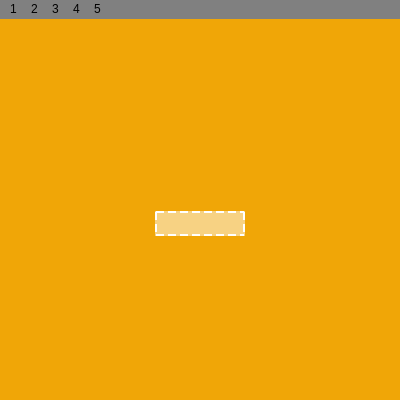
Before: the Qt Designer form university/semester6/oop/laboratoryWork1/mainwindow.ui in codedarlie/oop-discipline, drawn with Qt 5.
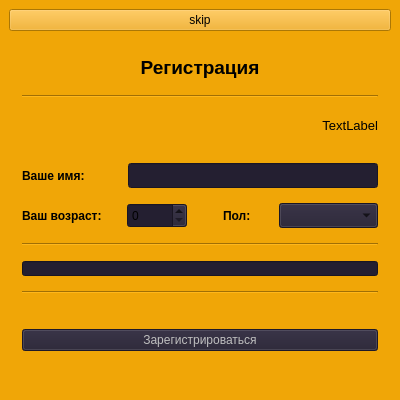
After: the same form once the commit is applied. The open tabs and pages were chosen to show the change.

Commit message: Add Page 2, Page 3, Finding Bugs.

Diff of the .ui file:
```diff
--- a/university/semester6/oop/laboratoryWork1/mainwindow.ui
+++ b/university/semester6/oop/laboratoryWork1/mainwindow.ui
@@ -36,99 +36,649 @@
   </property>
   <widget class="QWidget" name="centralwidget">
    <layout class="QGridLayout" name="gridLayout">
+    <item row="0" column="0">
+     <widget class="QPushButton" name="pushButton_3">
+      <property name="text">
+       <string>skip</string>
+      </property>
+     </widget>
+    </item>
     <item row="1" column="0">
-     <widget class="QWidget" name="widget" native="true">
+     <widget class="QStackedWidget" name="stackedWidget">
       <property name="sizePolicy">
        <sizepolicy hsizetype="Minimum" vsizetype="Minimum">
         <horstretch>0</horstretch>
         <verstretch>0</verstretch>
        </sizepolicy>
       </property>
-      <property name="minimumSize">
-       <size>
-        <width>90</width>
-        <height>25</height>
-       </size>
+      <property name="currentIndex">
+       <number>3</number>
       </property>
-      <property name="maximumSize">
-       <size>
-        <width>90</width>
-        <height>25</height>
-       </size>
-      </property>
-      <property name="baseSize">
-       <size>
-        <width>90</width>
-        <height>25</height>
-       </size>
-      </property>
-      <property name="styleSheet">
-       <string notr="true">border: 2px dashed white;
+      <widget class="QWidget" name="page_0">
+       <layout class="QGridLayout" name="gridLayout_3">
+        <item row="0" column="0">
+         <spacer name="verticalSpacer">
+          <property name="orientation">
+           <enum>Qt::Orientation::Vertical</enum>
+          </property>
+          <property name="sizeType">
+           <enum>QSizePolicy::Policy::Maximum</enum>
+          </property>
+          <property name="sizeHint" stdset="0">
+           <size>
+            <width>20</width>
+            <height>40</height>
+           </size>
+          </property>
+         </spacer>
+        </item>
+        <item row="1" column="0">
+         <widget class="QWidget" name="buttonPlace" native="true">
+          <property name="sizePolicy">
+           <sizepolicy hsizetype="Minimum" vsizetype="Minimum">
+            <horstretch>0</horstretch>
+            <verstretch>0</verstretch>
+           </sizepolicy>
+          </property>
+          <property name="minimumSize">
+           <size>
+            <width>90</width>
+            <height>25</height>
+           </size>
+          </property>
+          <property name="maximumSize">
+           <size>
+            <width>90</width>
+            <height>25</height>
+           </size>
+          </property>
+          <property name="baseSize">
+           <size>
+            <width>90</width>
+            <height>25</height>
+           </size>
+          </property>
+          <property name="styleSheet">
+           <string notr="true">border: 2px dashed white;
 background-color: rgba(255, 255, 255, 127);</string>
-      </property>
+          </property>
+         </widget>
+        </item>
+       </layout>
+      </widget>
+      <widget class="QWidget" name="page_1">
+       <layout class="QGridLayout" name="gridLayout_2">
+        <item row="1" column="0">
+         <widget class="Line" name="line">
+          <property name="orientation">
+           <enum>Qt::Orientation::Horizontal</enum>
+          </property>
+         </widget>
+        </item>
+        <item row="7" column="0">
+         <widget class="Line" name="line_2">
+          <property name="orientation">
+           <enum>Qt::Orientation::Horizontal</enum>
+          </property>
+         </widget>
+        </item>
+        <item row="3" column="0">
+         <spacer name="verticalSpacer_3">
+          <property name="orientation">
+           <enum>Qt::Orientation::Vertical</enum>
+          </property>
+          <property name="sizeType">
+           <enum>QSizePolicy::Policy::Maximum</enum>
+          </property>
+          <property name="sizeHint" stdset="0">
+           <size>
+            <width>20</width>
+            <height>10</height>
+           </size>
+          </property>
+         </spacer>
+        </item>
+        <item row="2" column="0">
+         <layout class="QHBoxLayout" name="horizontalLayout_5">
+          <property name="sizeConstraint">
+           <enum>QLayout::SizeConstraint::SetMinimumSize</enum>
+          </property>
+          <item>
+           <spacer name="horizontalSpacer_2">
+            <property name="orientation">
+             <enum>Qt::Orientation::Horizontal</enum>
+            </property>
+            <property name="sizeType">
+             <enum>QSizePolicy::Policy::Maximum</enum>
+            </property>
+            <property name="sizeHint" stdset="0">
+             <size>
+              <width>300</width>
+              <height>25</height>
+             </size>
+            </property>
+           </spacer>
+          </item>
+          <item>
+           <widget class="QLabel" name="labelHelper">
+            <property name="enabled">
+             <bool>true</bool>
+            </property>
+            <property name="sizePolicy">
+             <sizepolicy hsizetype="Maximum" vsizetype="Maximum">
+              <horstretch>0</horstretch>
+              <verstretch>0</verstretch>
+             </sizepolicy>
+            </property>
+            <property name="maximumSize">
+             <size>
+              <width>16777215</width>
+              <height>25</height>
+             </size>
+            </property>
+            <property name="font">
+             <font>
+              <pointsize>10</pointsize>
+             </font>
+            </property>
+            <property name="text">
+             <string>TextLabel</string>
+            </property>
+            <property name="alignment">
+             <set>Qt::AlignmentFlag::AlignRight|Qt::AlignmentFlag::AlignTrailing|Qt::AlignmentFlag::AlignVCenter</set>
+            </property>
+           </widget>
+          </item>
+         </layout>
+        </item>
+        <item row="9" column="0">
+         <widget class="Line" name="line_3">
+          <property name="orientation">
+           <enum>Qt::Orientation::Horizontal</enum>
+          </property>
+         </widget>
+        </item>
+        <item row="11" column="0">
+         <widget class="QPushButton" name="toRegistratePushButton">
+          <property name="enabled">
+           <bool>false</bool>
+          </property>
+          <property name="styleSheet">
+           <string notr="true">background-color: rgb(36, 31, 49)</string>
+          </property>
+          <property name="text">
+           <string>Зарегистрироваться</string>
+          </property>
+         </widget>
+        </item>
+        <item row="0" column="0">
+         <widget class="QLabel" name="label">
+          <property name="maximumSize">
+           <size>
+            <width>16777215</width>
+            <height>25</height>
+           </size>
+          </property>
+          <property name="font">
+           <font>
+            <pointsize>14</pointsize>
+            <bold>true</bold>
+            <stylestrategy>PreferDefault</stylestrategy>
+           </font>
+          </property>
+          <property name="layoutDirection">
+           <enum>Qt::LayoutDirection::LeftToRight</enum>
+          </property>
+          <property name="text">
+           <string>Регистрация</string>
+          </property>
+          <property name="alignment">
+           <set>Qt::AlignmentFlag::AlignCenter</set>
+          </property>
+          <property name="wordWrap">
+           <bool>false</bool>
+          </property>
+         </widget>
+        </item>
+        <item row="4" column="0">
+         <layout class="QHBoxLayout" name="horizontalLayout_2">
+          <item>
+           <widget class="QLabel" name="label_2">
+            <property name="sizePolicy">
+             <sizepolicy hsizetype="Maximum" vsizetype="Maximum">
+              <horstretch>0</horstretch>
+              <verstretch>0</verstretch>
+             </sizepolicy>
+            </property>
+            <property name="maximumSize">
+             <size>
+              <width>100</width>
+              <height>25</height>
+             </size>
+            </property>
+            <property name="font">
+             <font>
+              <bold>true</bold>
+             </font>
+            </property>
+            <property name="text">
+             <string>Ваше имя:</string>
+            </property>
+           </widget>
+          </item>
+          <item>
+           <widget class="QLineEdit" name="nameLineEdit">
+            <property name="sizePolicy">
+             <sizepolicy hsizetype="Maximum" vsizetype="Maximum">
+              <horstretch>0</horstretch>
+              <verstretch>0</verstretch>
+             </sizepolicy>
+            </property>
+            <property name="maximumSize">
+             <size>
+              <width>500</width>
+              <height>25</height>
+             </size>
+            </property>
+            <property name="styleSheet">
+             <string notr="true">background-color: rgb(36, 31, 49)</string>
+            </property>
+           </widget>
+          </item>
+         </layout>
+        </item>
+        <item row="8" column="0">
+         <widget class="QProgressBar" name="registrationProgressBar">
+          <property name="sizePolicy">
+           <sizepolicy hsizetype="Preferred" vsizetype="Maximum">
+            <horstretch>0</horstretch>
+            <verstretch>0</verstretch>
+           </sizepolicy>
+          </property>
+          <property name="maximumSize">
+           <size>
+            <width>16777215</width>
+            <height>15</height>
+           </size>
+          </property>
+          <property name="styleSheet">
+           <string notr="true">background-color: rgb(36, 31, 49)</string>
+          </property>
+          <property name="maximum">
+           <number>3</number>
+          </property>
+          <property name="value">
+           <number>0</number>
+          </property>
+          <property name="textVisible">
+           <bool>false</bool>
+          </property>
+          <property name="invertedAppearance">
+           <bool>false</bool>
+          </property>
+         </widget>
+        </item>
+        <item row="6" column="0">
+         <layout class="QHBoxLayout" name="horizontalLayout_3">
+          <item>
+           <widget class="QLabel" name="label_3">
+            <property name="sizePolicy">
+             <sizepolicy hsizetype="Maximum" vsizetype="Maximum">
+              <horstretch>0</horstretch>
+              <verstretch>0</verstretch>
+             </sizepolicy>
+            </property>
+            <property name="maximumSize">
+             <size>
+              <width>100</width>
+              <height>25</height>
+             </size>
+            </property>
+            <property name="font">
+             <font>
+              <bold>true</bold>
+             </font>
+            </property>
+            <property name="text">
+             <string>Ваш возраст: </string>
+            </property>
+           </widget>
+          </item>
+          <item>
+           <widget class="QSpinBox" name="ageSpinBox">
+            <property name="sizePolicy">
+             <sizepolicy hsizetype="Maximum" vsizetype="Maximum">
+              <horstretch>0</horstretch>
+              <verstretch>0</verstretch>
+             </sizepolicy>
+            </property>
+            <property name="maximumSize">
+             <size>
+              <width>60</width>
+              <height>25</height>
+             </size>
+            </property>
+            <property name="styleSheet">
+             <string notr="true">background-color: rgb(36, 31, 49)</string>
+            </property>
+           </widget>
+          </item>
+          <item>
+           <spacer name="horizontalSpacer">
+            <property name="orientation">
+             <enum>Qt::Orientation::Horizontal</enum>
+            </property>
+            <property name="sizeType">
+             <enum>QSizePolicy::Policy::Maximum</enum>
+            </property>
+            <property name="sizeHint" stdset="0">
+             <size>
+              <width>30</width>
+              <height>5</height>
+             </size>
+            </property>
+           </spacer>
+          </item>
+          <item>
+           <widget class="QLabel" name="label_4">
+            <property name="sizePolicy">
+             <sizepolicy hsizetype="Maximum" vsizetype="Maximum">
+              <horstretch>0</horstretch>
+              <verstretch>0</verstretch>
+             </sizepolicy>
+            </property>
+            <property name="maximumSize">
+             <size>
+              <width>50</width>
+              <height>25</height>
+             </size>
+            </property>
+            <property name="font">
+             <font>
+              <bold>true</bold>
+             </font>
+            </property>
+            <property name="text">
+             <string>Пол: </string>
+            </property>
+           </widget>
+          </item>
+          <item>
+           <widget class="QComboBox" name="genderComboBox">
+            <property name="sizePolicy">
+             <sizepolicy hsizetype="Maximum" vsizetype="Maximum">
+              <horstretch>0</horstretch>
+              <verstretch>0</verstretch>
+             </sizepolicy>
+            </property>
+            <property name="maximumSize">
+             <size>
+              <width>100</width>
+              <height>25</height>
+             </size>
+            </property>
+            <property name="styleSheet">
+             <string notr="true">background-color: rgb(36, 31, 49)</string>
+            </property>
+            <property name="maxVisibleItems">
+             <number>3</number>
+            </property>
+            <property name="maxCount">
+             <number>3</number>
+            </property>
+           </widget>
+          </item>
+         </layout>
+        </item>
+        <item row="10" column="0">
+         <spacer name="verticalSpacer_2">
+          <property name="orientation">
+           <enum>Qt::Orientation::Vertical</enum>
+          </property>
+          <property name="sizeType">
+           <enum>QSizePolicy::Policy::Maximum</enum>
+          </property>
+          <property name="sizeHint" stdset="0">
+           <size>
+            <width>20</width>
+            <height>20</height>
+           </size>
+          </property>
+         </spacer>
+        </item>
+       </layout>
+      </widget>
+      <widget class="QWidget" name="page_2">
+       <layout class="QGridLayout" name="gridLayout_5">
+        <item row="2" column="0">
+         <spacer name="verticalSpacer_4">
+          <property name="orientation">
+           <enum>Qt::Orientation::Vertical</enum>
+          </property>
+          <property name="sizeType">
+           <enum>QSizePolicy::Policy::Maximum</enum>
+          </property>
+          <property name="sizeHint" stdset="0">
+           <size>
+            <width>20</width>
+            <height>30</height>
+           </size>
+          </property>
+         </spacer>
+        </item>
+        <item row="1" column="0">
+         <widget class="QTextBrowser" name="textBrowser">
+          <property name="sizePolicy">
+           <sizepolicy hsizetype="Maximum" vsizetype="Maximum">
+            <horstretch>0</horstretch>
+            <verstretch>0</verstretch>
+           </sizepolicy>
+          </property>
+          <property name="maximumSize">
+           <size>
+            <width>1000</width>
+            <height>180</height>
+           </size>
+          </property>
+          <property name="styleSheet">
+           <string notr="true">border: none;</string>
+          </property>
+          <property name="html">
+           <string>&lt;!DOCTYPE HTML PUBLIC &quot;-//W3C//DTD HTML 4.0//EN&quot; &quot;http://www.w3.org/TR/REC-html40/strict.dtd&quot;&gt;
+&lt;html&gt;&lt;head&gt;&lt;meta name=&quot;qrichtext&quot; content=&quot;1&quot; /&gt;&lt;meta charset=&quot;utf-8&quot; /&gt;&lt;style type=&quot;text/css&quot;&gt;
+p, li { white-space: pre-wrap; }
+hr { height: 1px; border-width: 0; }
+li.unchecked::marker { content: &quot;\2610&quot;; }
+li.checked::marker { content: &quot;\2612&quot;; }
+&lt;/style&gt;&lt;/head&gt;&lt;body style=&quot; font-family:'Ubuntu Sans'; font-size:11pt; font-weight:400; font-style:normal;&quot;&gt;
+&lt;p align=&quot;center&quot; style=&quot; margin-top:0px; margin-bottom:0px; margin-left:0px; margin-right:0px; -qt-block-indent:0; text-indent:0px;&quot;&gt;&lt;span style=&quot; font-size:16pt; font-weight:700;&quot;&gt;Добро пожаловать, !&lt;/span&gt;&lt;/p&gt;
+&lt;p style=&quot;-qt-paragraph-type:empty; margin-top:0px; margin-bottom:0px; margin-left:0px; margin-right:0px; -qt-block-indent:0; text-indent:0px;&quot;&gt;&lt;br /&gt;&lt;/p&gt;
+&lt;p align=&quot;justify&quot; style=&quot; margin-top:0px; margin-bottom:0px; margin-left:0px; margin-right:0px; -qt-block-indent:0; text-indent:0px;&quot;&gt;Здесь тебе нужно будет проходить испытания, чтобы пройти дальше.&lt;/p&gt;
+&lt;p align=&quot;justify&quot; style=&quot;-qt-paragraph-type:empty; margin-top:0px; margin-bottom:0px; margin-left:0px; margin-right:0px; -qt-block-indent:0; text-indent:0px;&quot;&gt;&lt;br /&gt;&lt;/p&gt;
+&lt;p align=&quot;justify&quot; style=&quot; margin-top:0px; margin-bottom:0px; margin-left:0px; margin-right:0px; -qt-block-indent:0; text-indent:0px;&quot;&gt;А вот и первое испытание: установи корректные дату и время.&lt;/p&gt;&lt;/body&gt;&lt;/html&gt;</string>
+          </property>
+         </widget>
+        </item>
+        <item row="5" column="0">
+         <layout class="QHBoxLayout" name="horizontalLayout_7">
+          <item>
+           <widget class="QLabel" name="label_6">
+            <property name="sizePolicy">
+             <sizepolicy hsizetype="Maximum" vsizetype="Maximum">
+              <horstretch>0</horstretch>
+              <verstretch>0</verstretch>
+             </sizepolicy>
+            </property>
+            <property name="maximumSize">
+             <size>
+              <width>150</width>
+              <height>25</height>
+             </size>
+            </property>
+            <property name="font">
+             <font>
+              <bold>true</bold>
+             </font>
+            </property>
+            <property name="text">
+             <string>Выберите время:</string>
+            </property>
+           </widget>
+          </item>
+          <item>
+           <widget class="QTimeEdit" name="timeEdit">
+            <property name="focusPolicy">
+             <enum>Qt::FocusPolicy::NoFocus</enum>
+            </property>
+            <property name="styleSheet">
+             <string notr="true">background-color: rgb(36, 31, 49)</string>
+            </property>
+            <property name="buttonSymbols">
+             <enum>QAbstractSpinBox::ButtonSymbols::NoButtons</enum>
+            </property>
+            <property name="displayFormat">
+             <string>hh:mm</string>
+            </property>
+           </widget>
+          </item>
+          <item>
+           <widget class="QDial" name="timeDial">
+            <property name="sizePolicy">
+             <sizepolicy hsizetype="Maximum" vsizetype="Maximum">
+              <horstretch>0</horstretch>
+              <verstretch>0</verstretch>
+             </sizepolicy>
+            </property>
+            <property name="maximumSize">
+             <size>
+              <width>30</width>
+              <height>30</height>
+             </size>
+            </property>
+            <property name="styleSheet">
+             <string notr="true">background-color: rgb(36, 31, 49)</string>
+            </property>
+            <property name="maximum">
+             <number>86399</number>
+            </property>
+           </widget>
+          </item>
+         </layout>
+        </item>
+        <item row="3" column="0">
+         <layout class="QHBoxLayout" name="horizontalLayout_6">
+          <item>
+           <widget class="QLabel" name="label_5">
+            <property name="sizePolicy">
+             <sizepolicy hsizetype="Maximum" vsizetype="Maximum">
+              <horstretch>0</horstretch>
+              <verstretch>0</verstretch>
+             </sizepolicy>
+            </property>
+            <property name="maximumSize">
+             <size>
+              <width>150</width>
+              <height>25</height>
+             </size>
+            </property>
+            <property name="font">
+             <font>
+              <bold>true</bold>
+             </font>
+            </property>
+            <property name="text">
+             <string>Выберите дату:</string>
+            </property>
+           </widget>
+          </item>
+          <item>
+           <widget class="QDateEdit" name="dateEdit">
+            <property name="focusPolicy">
+             <enum>Qt::FocusPolicy::NoFocus</enum>
+            </property>
+            <property name="styleSheet">
+             <string notr="true">background-color: rgb(36, 31, 49)</string>
+            </property>
+            <property name="readOnly">
+             <bool>true</bool>
+            </property>
+            <property name="buttonSymbols">
+             <enum>QAbstractSpinBox::ButtonSymbols::NoButtons</enum>
+            </property>
+            <property name="maximumDate">
+             <date>
+              <year>2025</year>
+              <month>12</month>
+              <day>31</day>
+             </date>
+            </property>
+            <property name="minimumDate">
+             <date>
+              <year>2025</year>
+              <month>1</month>
+              <day>1</day>
+             </date>
+            </property>
+            <property name="displayFormat">
+             <string>d/M/yyyy</string>
+            </property>
+           </widget>
+          </item>
+         </layout>
+        </item>
+        <item row="6" column="0">
+         <widget class="QPushButton" name="dateTimePagePushButton">
+          <property name="sizePolicy">
+           <sizepolicy hsizetype="Minimum" vsizetype="Maximum">
+            <horstretch>0</horstretch>
+            <verstretch>0</verstretch>
+           </sizepolicy>
+          </property>
+          <property name="maximumSize">
+           <size>
+            <width>16777215</width>
+            <height>25</height>
+           </size>
+          </property>
+          <property name="styleSheet">
+           <string notr="true">background-color: rgb(36, 31, 49)</string>
+          </property>
+          <property name="text">
+           <string>Проверить</string>
+          </property>
+         </widget>
+        </item>
+        <item row="4" column="0">
+         <widget class="QSlider" name="dateHorizontalSlider">
+          <property name="sizePolicy">
+           <sizepolicy hsizetype="Expanding" vsizetype="Maximum">
+            <horstretch>0</horstretch>
+            <verstretch>0</verstretch>
+           </sizepolicy>
+          </property>
+          <property name="minimum">
+           <number>0</number>
+          </property>
+          <property name="maximum">
+           <number>364</number>
+          </property>
+          <property name="value">
+           <number>0</number>
+          </property>
+          <property name="orientation">
+           <enum>Qt::Orientation::Horizontal</enum>
+          </property>
+         </widget>
+        </item>
+       </layout>
+      </widget>
+      <widget class="QWidget" name="page_3">
+       <layout class="QGridLayout" name="gridLayout_4"/>
+      </widget>
      </widget>
     </item>
-    <item row="0" column="0">
-     <spacer name="verticalSpacer">
-      <property name="orientation">
-       <enum>Qt::Orientation::Vertical</enum>
-      </property>
-      <property name="sizeType">
-       <enum>QSizePolicy::Policy::Fixed</enum>
-      </property>
-      <property name="sizeHint" stdset="0">
-       <size>
-        <width>20</width>
-        <height>50</height>
-       </size>
-      </property>
-     </spacer>
-    </item>
    </layout>
   </widget>
-  <widget class="QMenuBar" name="menubar">
-   <property name="geometry">
-    <rect>
-     <x>0</x>
-     <y>0</y>
-     <width>400</width>
-     <height>23</height>
-    </rect>
-   </property>
-   <property name="styleSheet">
-    <string notr="true">background-color: gray</string>
-   </property>
-   <widget class="QMenu" name="menu_Input">
-    <property name="title">
-     <string>1</string>
-    </property>
-   </widget>
-   <widget class="QMenu" name="menu2">
-    <property name="title">
-     <string>2</string>
-    </property>
-   </widget>
-   <widget class="QMenu" name="menu3">
-    <property name="title">
-     <string>3</string>
-    </property>
-   </widget>
-   <widget class="QMenu" name="menu4">
-    <property name="title">
-     <string>4</string>
-    </property>
-   </widget>
-   <widget class="QMenu" name="menu5">
-    <property name="title">
-     <string>5</string>
-    </property>
-   </widget>
-   <addaction name="menu_Input"/>
-   <addaction name="menu2"/>
-   <addaction name="menu3"/>
-   <addaction name="menu4"/>
-   <addaction name="menu5"/>
-  </widget>
   <widget class="QStatusBar" name="statusbar"/>
  </widget>
  <resources/>
```
The commit also changes 4 other files.
